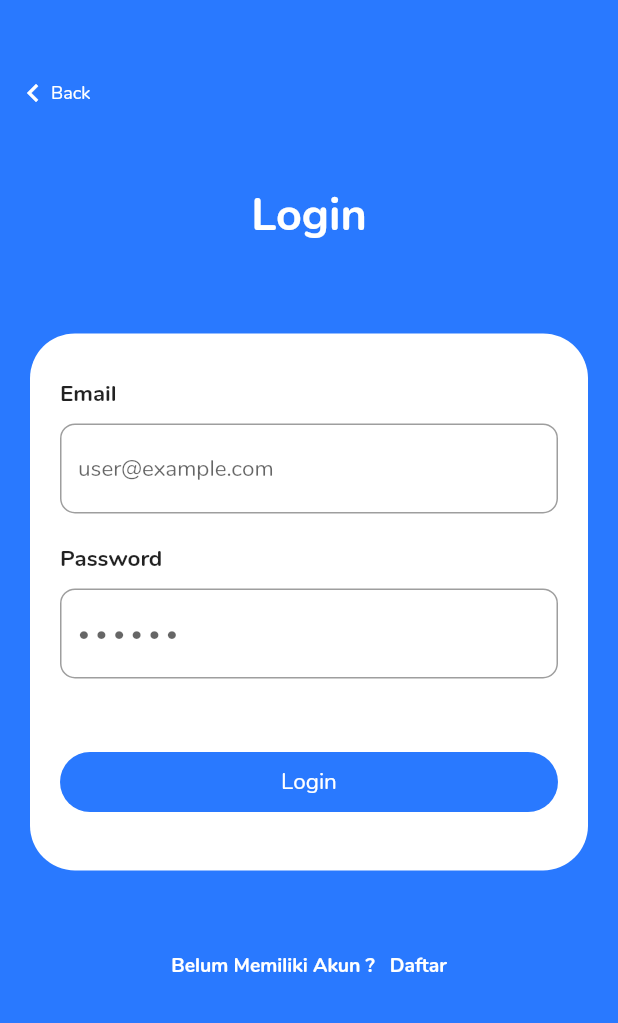
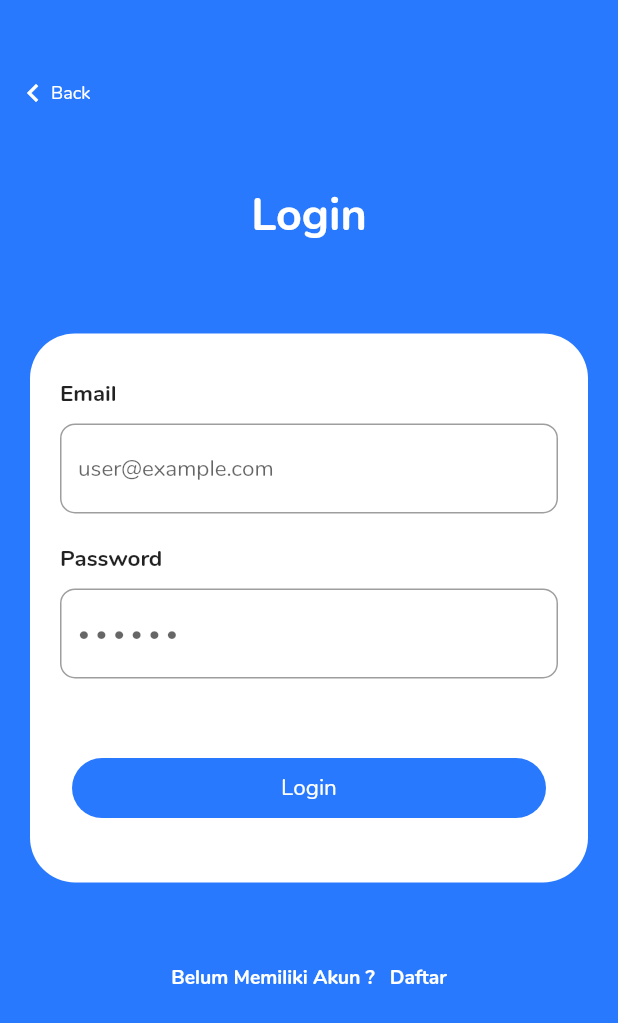
Before and after one commit to muhamadfarhann/presensi-flutter, a Flutter app: the LoginPage screen opened directly, on a phone screen of 412 x 824 dp. Shown: the top 1023 px of the screen. Run offline on Flutter 3.47's test engine with Material 2 defaults, Android fonts, the phone set to English and light mode, and no system bars; our stand-ins replace auto_size_text, awesome_dialog, device_info, file_picker, flutter_icons, geolocator and 3 more; missing offline and left inert: barcode_scan2, date_range_picker; accounts and stored records are empty; network calls fail.

Commit message:
Remove deprecated button in login page

```diff
--- a/lib/pages/login_page.dart
+++ b/lib/pages/login_page.dart
@@ -21,7 +21,6 @@ class LoginPage extends StatefulWidget {
 }
 
 class _LoginPageState extends State<LoginPage> {
-
   String bullet = "\u2022 ";
   String _error;
   bool _isLoading = false;
@@ -135,8 +134,9 @@ class _LoginPageState extends State<LoginPage> {
       DeviceInfoPlugin deviceInfoPlugin = DeviceInfoPlugin();
       AndroidDeviceInfo androidDeviceInfo = await deviceInfoPlugin.androidInfo;
       final androidDeviceId = androidDeviceInfo.androidId;
-      if(androidDeviceId == responseJson2['device_id']) {
-          sharedPreferences.setInt("employee_id", responseJson2['employee']['id']);
+      if (androidDeviceId == responseJson2['device_id']) {
+        sharedPreferences.setInt(
+            "employee_id", responseJson2['employee']['id']);
 
         String timeIn = 'Belum Absen';
         String timeOut = 'Belum Absen';
@@ -154,7 +154,11 @@ class _LoginPageState extends State<LoginPage> {
             (Route<dynamic> route) => false);
       } else {
         showAlertDialog(
-            'Failed', "Device Yang Anda Gunakan Tidak Sesuai Dengan Akun yang Digunakan", DialogType.ERROR, context, () {});
+            'Failed',
+            "Device Yang Anda Gunakan Tidak Sesuai Dengan Akun yang Digunakan",
+            DialogType.ERROR,
+            context,
+            () {});
         sharedPreferences.clear();
         sharedPreferences.commit();
         setState(() {
@@ -223,9 +227,9 @@ class _LoginPageState extends State<LoginPage> {
             ),
             decoration: InputDecoration(
               border: OutlineInputBorder(
-                  borderRadius: BorderRadius.all(Radius.circular(10),
-                  )
-                ),
+                  borderRadius: BorderRadius.all(
+                Radius.circular(10),
+              )),
               hintText: "user@example.com",
               fillColor: Color(0xfff3f3f4),
               filled: false,
@@ -261,10 +265,11 @@ class _LoginPageState extends State<LoginPage> {
             ),
             decoration: InputDecoration(
               border: OutlineInputBorder(
-                  borderRadius: BorderRadius.all(Radius.circular(10),
-                  )
-                ),
-                hintText: '${bullet}${bullet}${bullet}${bullet}${bullet}${bullet}',
+                  borderRadius: BorderRadius.all(
+                Radius.circular(10),
+              )),
+              hintText:
+                  '${bullet}${bullet}${bullet}${bullet}${bullet}${bullet}',
               fillColor: Color(0xfff3f3f4),
               filled: false,
             ),
@@ -279,7 +284,7 @@ class _LoginPageState extends State<LoginPage> {
       width: MediaQuery.of(context).size.width,
       padding: EdgeInsets.symmetric(vertical: 15),
       alignment: Alignment.center,
-      child: FlatButton(
+      child: TextButton(
         onPressed: emailController.text == "" || passwordController.text == ""
             ? null
             : () {
@@ -293,8 +298,6 @@ class _LoginPageState extends State<LoginPage> {
                   progressDialog.hide();
                 });
               },
-        textColor: Colors.white,
-        padding: EdgeInsets.all(0.0),
         child: Container(
           decoration: BoxDecoration(
             borderRadius: BorderRadius.all(Radius.circular(20)),
@@ -311,6 +314,38 @@ class _LoginPageState extends State<LoginPage> {
           ),
         ),
       ),
+      // child: FlatButton(
+      //   onPressed: emailController.text == "" || passwordController.text == ""
+      //       ? null
+      //       : () {
+      //           setState(() {
+      //             _isLoading = true;
+      //           });
+      //           progressDialog.show();
+      //           Future.delayed(Duration(seconds: 2)).then((value) {
+      //             // progressDialog.update(message: "Menyambungkan");
+      //             signIn(emailController.text, passwordController.text);
+      //             progressDialog.hide();
+      //           });
+      //         },
+      //   textColor: Colors.white,
+      //   padding: EdgeInsets.all(0.0),
+      //   child: Container(
+      //     decoration: BoxDecoration(
+      //       borderRadius: BorderRadius.all(Radius.circular(20)),
+      //       color: Color(0xFF2979FF),
+      //     ),
+      //     //  padding: EdgeInsets.only(left: 143, right: 143, top: 15, bottom: 15),
+      //     padding: EdgeInsets.fromLTRB(20, 10, 20, 10),
+      //     width: double.infinity,
+      //     alignment: Alignment.center,
+      //     child: Text(
+      //       'Login',
+      //       style: TextStyle(
+      //           fontSize: 15, fontFamily: 'Nunito', color: Colors.white),
+      //     ),
+      //   ),
+      // ),
     );
   }
 
```
Lines whose indentation alone changed are shown as unchanged.
